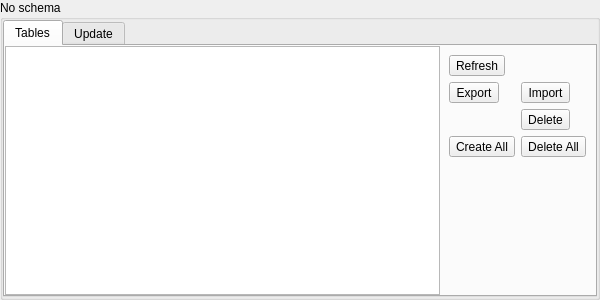
This is ui/UI/SchemaMenu.ui in alexe-mgn/MCHSMediaAnalysis as Qt 5 draws it before an edit. The edited form follows.
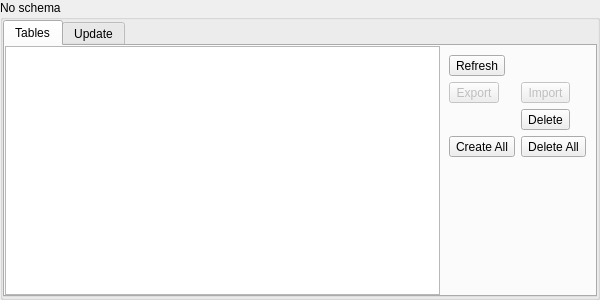
This is the edited form. The open tabs and pages were chosen to show the change.

Commit message: Connected news processing. Cleared deprecated db code. AsyncManager closed loop init check. Additional update-finished clean up. Fixed schema creation quit dialog. Schema deletion disconnects menu. Requirements refactoring.

```diff
--- a/ui/UI/SchemaMenu.ui
+++ b/ui/UI/SchemaMenu.ui
@@ -103,6 +103,9 @@
           </item>
           <item row="1" column="0">
            <widget class="QToolButton" name="buttonExportTable">
+            <property name="enabled">
+             <bool>false</bool>
+            </property>
             <property name="text">
              <string>Export</string>
             </property>
@@ -110,6 +113,9 @@
           </item>
           <item row="1" column="1">
            <widget class="QToolButton" name="buttonImportTable">
+            <property name="enabled">
+             <bool>false</bool>
+            </property>
             <property name="text">
              <string>Import</string>
             </property>
```
Left out of the diff: 3 changed lines with no effect on the pictures. The commit also changes 8 other files.
